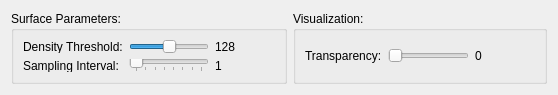
Above: Gorgon/src_ui/ui_dialog_volume_surface_editor.ui from GorgonCryoEM/Gorgon before the change. Below: the same form after it.
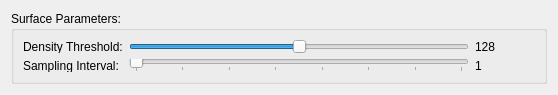
That is the form after the change.

The edit to the form file:
```diff
--- a/Gorgon/src_ui/ui_dialog_volume_surface_editor.ui
+++ b/Gorgon/src_ui/ui_dialog_volume_surface_editor.ui
@@ -127,66 +127,6 @@
      </layout>
     </widget>
    </item>
-   <item row="0" column="1" >
-    <widget class="QGroupBox" name="groupBoxVisualization" >
-     <property name="title" >
-      <string>Visualization:</string>
-     </property>
-     <layout class="QGridLayout" >
-      <item row="0" column="0" >
-       <widget class="QLabel" name="labelTransparency" >
-        <property name="text" >
-         <string>Transparency:</string>
-        </property>
-       </widget>
-      </item>
-      <item row="0" column="1" >
-       <widget class="QSlider" name="horizontalSliderTransparency" >
-        <property name="maximum" >
-         <number>100</number>
-        </property>
-        <property name="singleStep" >
-         <number>1</number>
-        </property>
-        <property name="pageStep" >
-         <number>10</number>
-        </property>
-        <property name="value" >
-         <number>0</number>
-        </property>
-        <property name="orientation" >
-         <enum>Qt::Horizontal</enum>
-        </property>
-        <property name="tickPosition" >
-         <enum>QSlider::NoTicks</enum>
-        </property>
-       </widget>
-      </item>
-      <item row="0" column="2" >
-       <widget class="QLabel" name="labelTransparencyDisplay" >
-        <property name="minimumSize" >
-         <size>
-          <width>60</width>
-          <height>0</height>
-         </size>
-        </property>
-        <property name="maximumSize" >
-         <size>
-          <width>60</width>
-          <height>16777215</height>
-         </size>
-        </property>
-        <property name="layoutDirection" >
-         <enum>Qt::RightToLeft</enum>
-        </property>
-        <property name="text" >
-         <string>0</string>
-        </property>
-       </widget>
-      </item>
-     </layout>
-    </widget>
-   </item>
   </layout>
  </widget>
  <resources/>
```
